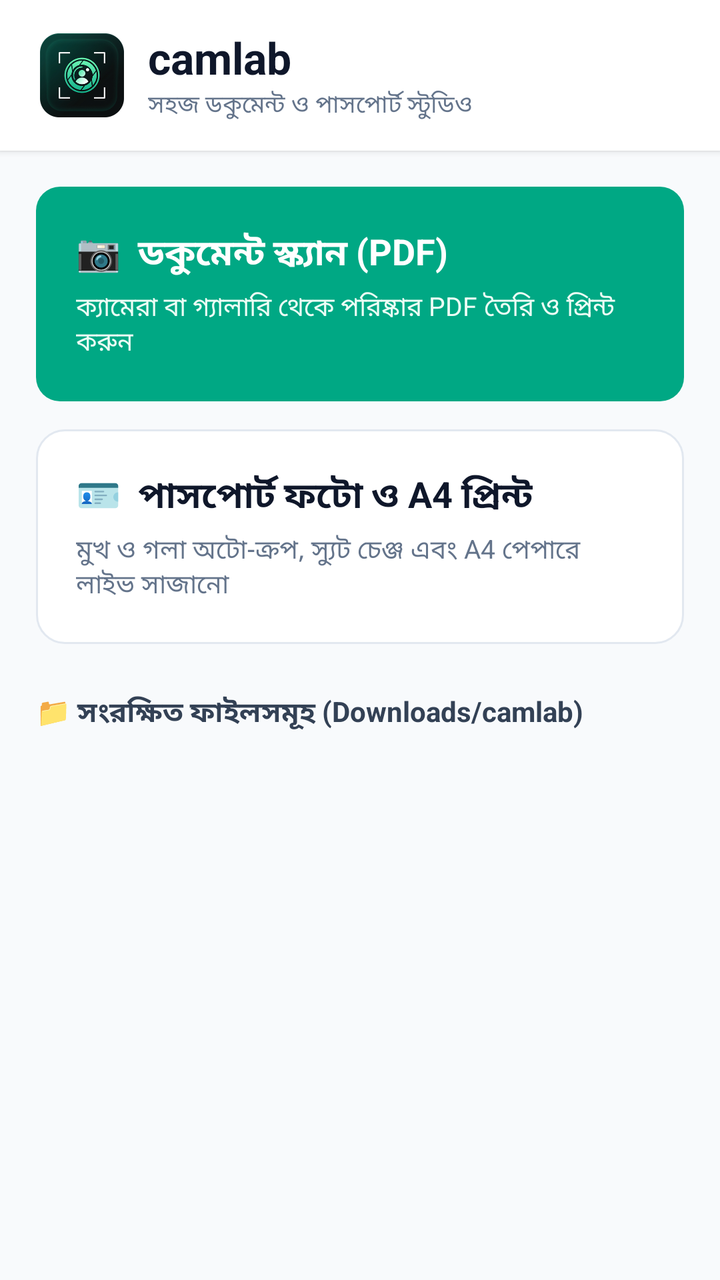
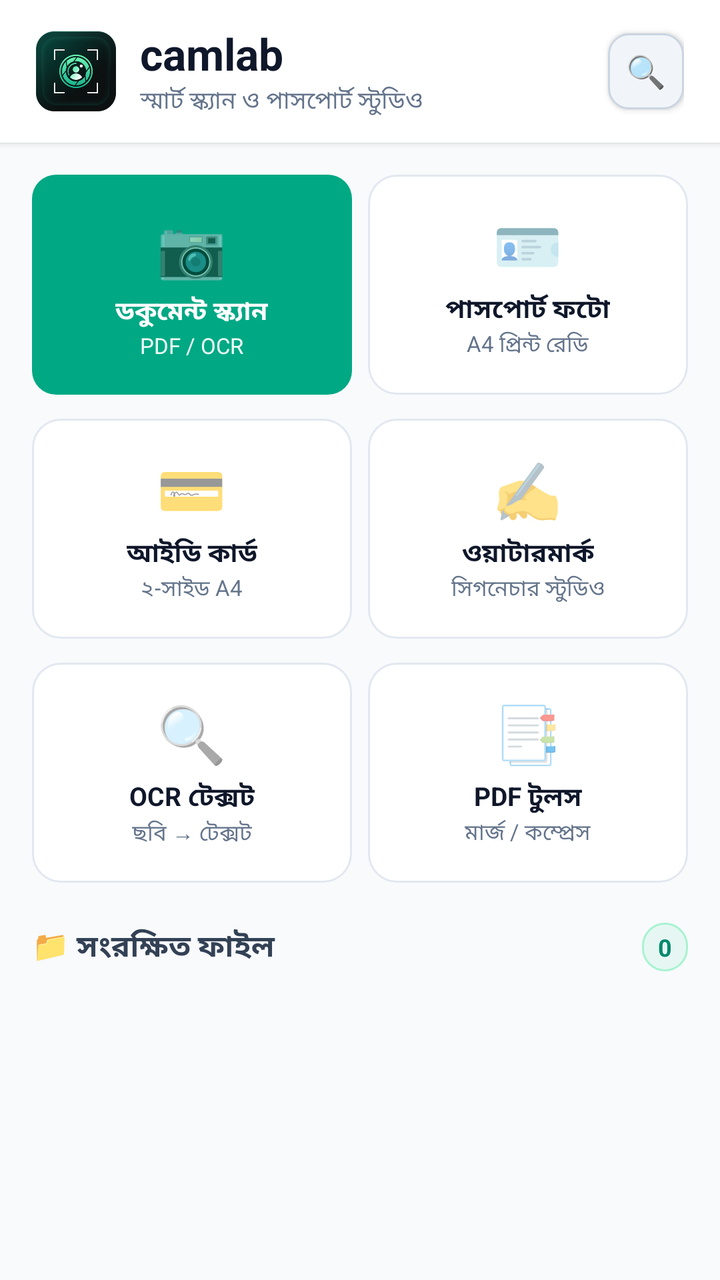

The first picture is an Android layout as it rendered before a commit; the second is the same layout after the commit. The layout source and the unified diff follow.
<!-- AndroidManifest.xml: application theme Theme.CamScannerPro -->
<!-- res/layout/activity_main.xml -->
<?xml version="1.0" encoding="utf-8"?>
<LinearLayout xmlns:android="http://schemas.android.com/apk/res/android"
    android:layout_width="match_parent"
    android:layout_height="match_parent"
    android:orientation="vertical"
    android:fitsSystemWindows="true"
    android:background="#F8FAFC">

    
    <LinearLayout
        android:layout_width="match_parent"
        android:layout_height="wrap_content"
        android:background="#FFFFFF"
        android:paddingHorizontal="20dp"
        android:paddingVertical="14dp"
        android:gravity="center_vertical"
        android:elevation="2dp">

        <ImageView
            android:layout_width="42dp"
            android:layout_height="42dp"
            android:src="@drawable/ic_camlab_logo"
            android:contentDescription="camlab" />

        <LinearLayout
            android:layout_width="0dp"
            android:layout_height="wrap_content"
            android:layout_weight="1"
            android:layout_marginStart="12dp"
            android:orientation="vertical">

            <TextView
                android:layout_width="wrap_content"
                android:layout_height="wrap_content"
                android:text="camlab"
                android:textColor="#0F172A"
                android:textSize="22sp"
                android:textStyle="bold" />

            <TextView
                android:layout_width="wrap_content"
                android:layout_height="wrap_content"
                android:text="সহজ ডকুমেন্ট ও পাসপোর্ট স্টুডিও"
                android:textColor="#64748B"
                android:textSize="12sp" />
        </LinearLayout>
    </LinearLayout>

    <ScrollView
        android:layout_width="match_parent"
        android:layout_height="match_parent"
        android:fillViewport="true">

        <LinearLayout
            android:layout_width="match_parent"
            android:layout_height="wrap_content"
            android:orientation="vertical"
            android:padding="18dp">

            
            <LinearLayout
                android:id="@+id/card_doc_scan"
                android:layout_width="match_parent"
                android:layout_height="wrap_content"
                android:background="@drawable/bg_btn_primary"
                android:padding="20dp"
                android:orientation="vertical"
                android:clickable="true"
                android:focusable="true">

                <TextView
                    android:layout_width="wrap_content"
                    android:layout_height="wrap_content"
                    android:text="📷  ডকুমেন্ট স্ক্যান (PDF)"
                    android:textColor="#FFFFFF"
                    android:textSize="18sp"
                    android:textStyle="bold" />

                <TextView
                    android:layout_width="wrap_content"
                    android:layout_height="wrap_content"
                    android:layout_marginTop="4dp"
                    android:text="ক্যামেরা বা গ্যালারি থেকে পরিষ্কার PDF তৈরি ও প্রিন্ট করুন"
                    android:textColor="#ECFDF5"
                    android:textSize="13sp" />
            </LinearLayout>

            <LinearLayout
                android:id="@+id/card_passport_studio"
                android:layout_width="match_parent"
                android:layout_height="wrap_content"
                android:layout_marginTop="14dp"
                android:background="@drawable/bg_card"
                android:padding="20dp"
                android:orientation="vertical"
                android:clickable="true"
                android:focusable="true">

                <TextView
                    android:layout_width="wrap_content"
                    android:layout_height="wrap_content"
                    android:text="🪪  পাসপোর্ট ফটো ও A4 প্রিন্ট"
                    android:textColor="#0F172A"
                    android:textSize="18sp"
                    android:textStyle="bold" />

                <TextView
                    android:layout_width="wrap_content"
                    android:layout_height="wrap_content"
                    android:layout_marginTop="4dp"
                    android:text="মুখ ও গলা অটো-ক্রপ, স্যুট চেঞ্জ এবং A4 পেপারে লাইভ সাজানো"
                    android:textColor="#64748B"
                    android:textSize="13sp" />
            </LinearLayout>

            
            <TextView
                android:layout_width="wrap_content"
                android:layout_height="wrap_content"
                android:layout_marginTop="24dp"
                android:layout_marginBottom="10dp"
                android:text="📁 সংরক্ষিত ফাইলসমূহ (Downloads/camlab)"
                android:textColor="#334155"
                android:textSize="14sp"
                android:textStyle="bold" />

            <LinearLayout
                android:id="@+id/saved_files_container"
                android:layout_width="match_parent"
                android:layout_height="wrap_content"
                android:orientation="vertical" />
        </LinearLayout>
    </ScrollView>
</LinearLayout>
<!-- resources referenced by this layout -->
<resources>
  <!-- drawable bg_btn_primary (drawable) -->
  <?xml version="1.0" encoding="utf-8"?>
  <shape xmlns:android="http://schemas.android.com/apk/res/android" android:shape="rectangle">
      <solid android:color="#00A884" />
      <corners android:radius="12dp" />
  </shape>
  <!-- drawable bg_card (drawable) -->
  <?xml version="1.0" encoding="utf-8"?>
  <shape xmlns:android="http://schemas.android.com/apk/res/android" android:shape="rectangle">
      <solid android:color="#FFFFFF" />
      <corners android:radius="14dp" />
      <stroke android:width="1dp" android:color="#E2E8F0" />
  </shape>
  <!-- drawable ic_camlab_logo: png bitmap (drawable, 90213 bytes) -->
  <style name="Theme.CamScannerPro" parent="Theme.MaterialComponents.Light.NoActionBar">
          <item name="colorPrimary">#00A884</item>
          <item name="colorPrimaryDark">#00896C</item>
          <item name="colorAccent">#00A884</item>
          <item name="android:statusBarColor">#00896C</item>
          <item name="android:textAllCaps">false</item>
      </style>
</resources>

<!-- the commit's change to res/layout/activity_main.xml (unified diff, before → after) -->
@@ -11,14 +11,14 @@
         android:layout_width="match_parent"
         android:layout_height="wrap_content"
         android:background="#FFFFFF"
-        android:paddingHorizontal="20dp"
-        android:paddingVertical="14dp"
+        android:paddingHorizontal="18dp"
+        android:paddingVertical="12dp"
         android:gravity="center_vertical"
         android:elevation="2dp">
 
         <ImageView
-            android:layout_width="42dp"
-            android:layout_height="42dp"
+            android:layout_width="40dp"
+            android:layout_height="40dp"
             android:src="@drawable/ic_camlab_logo"
             android:contentDescription="camlab" />
 
@@ -40,10 +40,21 @@
             <TextView
                 android:layout_width="wrap_content"
                 android:layout_height="wrap_content"
-                android:text="সহজ ডকুমেন্ট ও পাসপোর্ট স্টুডিও"
+                android:text="স্মার্ট স্ক্যান ও পাসপোর্ট স্টুডিও"
                 android:textColor="#64748B"
                 android:textSize="12sp" />
         </LinearLayout>
+
+        
+        <androidx.appcompat.widget.AppCompatButton
+            android:id="@+id/btn_search"
+            android:layout_width="38dp"
+            android:layout_height="38dp"
+            android:text="🔍"
+            android:textSize="16sp"
+            android:textAllCaps="false"
+            android:background="@drawable/bg_btn_outline"
+            android:padding="0dp" />
     </LinearLayout>
 
     <ScrollView
@@ -55,80 +66,301 @@
             android:layout_width="match_parent"
             android:layout_height="wrap_content"
             android:orientation="vertical"
-            android:padding="18dp">
-
-            
-            <LinearLayout
-                android:id="@+id/card_doc_scan"
-                android:layout_width="match_parent"
-                android:layout_height="wrap_content"
-                android:background="@drawable/bg_btn_primary"
-                android:padding="20dp"
-                android:orientation="vertical"
-                android:clickable="true"
-                android:focusable="true">
+            android:padding="16dp">
+
+            
+            
+            <LinearLayout
+                android:layout_width="match_parent"
+                android:layout_height="wrap_content"
+                android:orientation="horizontal"
+                android:layout_marginBottom="12dp">
+
+                
+                <LinearLayout
+                    android:id="@+id/card_doc_scan"
+                    android:layout_width="0dp"
+                    android:layout_height="110dp"
+                    android:layout_weight="1"
+                    android:layout_marginEnd="8dp"
+                    android:background="@drawable/bg_btn_primary"
+                    android:padding="16dp"
+                    android:orientation="vertical"
+                    android:gravity="center"
+                    android:clickable="true"
+                    android:focusable="true">
+
+                    <TextView
+                        android:layout_width="wrap_content"
+                        android:layout_height="wrap_content"
+                        android:text="📷"
+                        android:textSize="28sp" />
+
+                    <TextView
+                        android:layout_width="wrap_content"
+                        android:layout_height="wrap_content"
+                        android:layout_marginTop="4dp"
+                        android:text="ডকুমেন্ট স্ক্যান"
+                        android:textColor="#FFFFFF"
+                        android:textSize="13sp"
+                        android:textStyle="bold"
+                        android:gravity="center" />
+
+                    <TextView
+                        android:layout_width="wrap_content"
+                        android:layout_height="wrap_content"
+                        android:text="PDF / OCR"
+                        android:textColor="#ECFDF5"
+                        android:textSize="11sp"
+                        android:gravity="center" />
+                </LinearLayout>
+
+                
+                <LinearLayout
+                    android:id="@+id/card_passport_studio"
+                    android:layout_width="0dp"
+                    android:layout_height="110dp"
+                    android:layout_weight="1"
+                    android:background="@drawable/bg_card"
+                    android:padding="16dp"
+                    android:orientation="vertical"
+                    android:gravity="center"
+                    android:clickable="true"
+                    android:focusable="true">
+
+                    <TextView
+                        android:layout_width="wrap_content"
+                        android:layout_height="wrap_content"
+                        android:text="🪪"
+                        android:textSize="28sp" />
+
+                    <TextView
+                        android:layout_width="wrap_content"
+                        android:layout_height="wrap_content"
+                        android:layout_marginTop="4dp"
+                        android:text="পাসপোর্ট ফটো"
+                        android:textColor="#0F172A"
+                        android:textSize="13sp"
+                        android:textStyle="bold"
+                        android:gravity="center" />
+
+                    <TextView
+                        android:layout_width="wrap_content"
+                        android:layout_height="wrap_content"
+                        android:text="A4 প্রিন্ট রেডি"
+                        android:textColor="#64748B"
+                        android:textSize="11sp"
+                        android:gravity="center" />
+                </LinearLayout>
+            </LinearLayout>
+
+            
+            <LinearLayout
+                android:layout_width="match_parent"
+                android:layout_height="wrap_content"
+                android:orientation="horizontal"
+                android:layout_marginBottom="12dp">
+
+                
+                <LinearLayout
+                    android:id="@+id/card_id_card"
+                    android:layout_width="0dp"
+                    android:layout_height="110dp"
+                    android:layout_weight="1"
+                    android:layout_marginEnd="8dp"
+                    android:background="@drawable/bg_card"
+                    android:padding="16dp"
+                    android:orientation="vertical"
+                    android:gravity="center"
+                    android:clickable="true"
+                    android:focusable="true">
+
+                    <TextView
+                        android:layout_width="wrap_content"
+                        android:layout_height="wrap_content"
+                        android:text="💳"
+                        android:textSize="28sp" />
+
+                    <TextView
+                        android:layout_width="wrap_content"
+                        android:layout_height="wrap_content"
+                        android:layout_marginTop="4dp"
+                        android:text="আইডি কার্ড"
+                        android:textColor="#0F172A"
+                        android:textSize="13sp"
+                        android:textStyle="bold"
+                        android:gravity="center" />
+
+                    <TextView
+                        android:layout_width="wrap_content"
+                        android:layout_height="wrap_content"
+                        android:text="২-সাইড A4"
+                        android:textColor="#64748B"
+                        android:textSize="11sp"
+                        android:gravity="center" />
+                </LinearLayout>
+
+                
+                <LinearLayout
+                    android:id="@+id/card_watermark"
+                    android:layout_width="0dp"
+                    android:layout_height="110dp"
+                    android:layout_weight="1"
+                    android:background="@drawable/bg_card"
+                    android:padding="16dp"
+                    android:orientation="vertical"
+                    android:gravity="center"
+                    android:clickable="true"
+                    android:focusable="true">
+
+                    <TextView
+                        android:layout_width="wrap_content"
+                        android:layout_height="wrap_content"
+                        android:text="✍️"
+                        android:textSize="28sp" />
+
+                    <TextView
+                        android:layout_width="wrap_content"
+                        android:layout_height="wrap_content"
+                        android:layout_marginTop="4dp"
+                        android:text="ওয়াটারমার্ক"
+                        android:textColor="#0F172A"
+                        android:textSize="13sp"
+                        android:textStyle="bold"
+                        android:gravity="center" />
+
+                    <TextView
+                        android:layout_width="wrap_content"
+                        android:layout_height="wrap_content"
+                        android:text="সিগনেচার স্টুডিও"
+                        android:textColor="#64748B"
+                        android:textSize="11sp"
+                        android:gravity="center" />
+                </LinearLayout>
+            </LinearLayout>
+
+            
+            <LinearLayout
+                android:layout_width="match_parent"
+                android:layout_height="wrap_content"
+                android:orientation="horizontal"
+                android:layout_marginBottom="20dp">
+
+                
+                <LinearLayout
+                    android:id="@+id/card_ocr"
+                    android:layout_width="0dp"
+                    android:layout_height="110dp"
+                    android:layout_weight="1"
+                    android:layout_marginEnd="8dp"
+                    android:background="@drawable/bg_card"
+                    android:padding="16dp"
+                    android:orientation="vertical"
+                    android:gravity="center"
+                    android:clickable="true"
+                    android:focusable="true">
+
+                    <TextView
+                        android:layout_width="wrap_content"
+                        android:layout_height="wrap_content"
+                        android:text="🔍"
+                        android:textSize="28sp" />
+
+                    <TextView
+                        android:layout_width="wrap_content"
+                        android:layout_height="wrap_content"
+                        android:layout_marginTop="4dp"
+                        android:text="OCR টেক্সট"
+                        android:textColor="#0F172A"
+                        android:textSize="13sp"
+                        android:textStyle="bold"
+                        android:gravity="center" />
+
+                    <TextView
+                        android:layout_width="wrap_content"
+                        android:layout_height="wrap_content"
+                        android:text="ছবি → টেক্সট"
+                        android:textColor="#64748B"
+                        android:textSize="11sp"
+                        android:gravity="center" />
+                </LinearLayout>
+
+                
+                <LinearLayout
+                    android:id="@+id/card_pdf_tools"
+                    android:layout_width="0dp"
+                    android:layout_height="110dp"
+                    android:layout_weight="1"
+                    android:background="@drawable/bg_card"
+                    android:padding="16dp"
+                    android:orientation="vertical"
+                    android:gravity="center"
+                    android:clickable="true"
+                    android:focusable="true">
+
+                    <TextView
+                        android:layout_width="wrap_content"
+                        android:layout_height="wrap_content"
+                        android:text="📑"
+                        android:textSize="28sp" />
+
+                    <TextView
+                        android:layout_width="wrap_content"
+                        android:layout_height="wrap_content"
+                        android:layout_marginTop="4dp"
+                        android:text="PDF টুলস"
+                        android:textColor="#0F172A"
+                        android:textSize="13sp"
+                        android:textStyle="bold"
+                        android:gravity="center" />
+
+                    <TextView
+                        android:layout_width="wrap_content"
+                        android:layout_height="wrap_content"
+                        android:text="মার্জ / কম্প্রেস"
+                        android:textColor="#64748B"
+                        android:textSize="11sp"
+                        android:gravity="center" />
+                </LinearLayout>
+            </LinearLayout>
+
+            
+            <LinearLayout
+                android:layout_width="match_parent"
+                android:layout_height="wrap_content"
+                android:orientation="horizontal"
+                android:gravity="center_vertical"
+                android:layout_marginBottom="10dp">
 
                 <TextView
+                    android:layout_width="0dp"
+                    android:layout_height="wrap_content"
+                    android:layout_weight="1"
+                    android:text="📁 সংরক্ষিত ফাইল"
+                    android:textColor="#334155"
+                    android:textSize="15sp"
+                    android:textStyle="bold" />
+
+                <TextView
+                    android:id="@+id/tv_file_count"
                     android:layout_width="wrap_content"
                     android:layout_height="wrap_content"
-                    android:text="📷  ডকুমেন্ট স্ক্যান (PDF)"
-                    android:textColor="#FFFFFF"
-                    android:textSize="18sp"
-                    android:textStyle="bold" />
-
-                <TextView
-                    android:layout_width="wrap_content"
-                    android:layout_height="wrap_content"
-                    android:layout_marginTop="4dp"
-                    android:text="ক্যামেরা বা গ্যালারি থেকে পরিষ্কার PDF তৈরি ও প্রিন্ট করুন"
-                    android:textColor="#ECFDF5"
-                    android:textSize="13sp" />
+                    android:background="@drawable/bg_chip"
+                    android:paddingHorizontal="8dp"
+                    android:paddingVertical="4dp"
+                    android:text="0"
+                    android:textColor="#00896C"
+                    android:textStyle="bold"
+                    android:textSize="12sp" />
             </LinearLayout>
 
-            <LinearLayout
-                android:id="@+id/card_passport_studio"
-                android:layout_width="match_parent"
-                android:layout_height="wrap_content"
-                android:layout_marginTop="14dp"
-                android:background="@drawable/bg_card"
-                android:padding="20dp"
-                android:orientation="vertical"
-                android:clickable="true"
-                android:focusable="true">
-
-                <TextView
-                    android:layout_width="wrap_content"
-                    android:layout_height="wrap_content"
-                    android:text="🪪  পাসপোর্ট ফটো ও A4 প্রিন্ট"
-                    android:textColor="#0F172A"
-                    android:textSize="18sp"
-                    android:textStyle="bold" />
-
-                <TextView
-                    android:layout_width="wrap_content"
-                    android:layout_height="wrap_content"
-                    android:layout_marginTop="4dp"
-                    android:text="মুখ ও গলা অটো-ক্রপ, স্যুট চেঞ্জ এবং A4 পেপারে লাইভ সাজানো"
-                    android:textColor="#64748B"
-                    android:textSize="13sp" />
-            </LinearLayout>
-
-            
-            <TextView
-                android:layout_width="wrap_content"
-                android:layout_height="wrap_content"
-                android:layout_marginTop="24dp"
-                android:layout_marginBottom="10dp"
-                android:text="📁 সংরক্ষিত ফাইলসমূহ (Downloads/camlab)"
-                android:textColor="#334155"
-                android:textSize="14sp"
-                android:textStyle="bold" />
-
+            
             <LinearLayout
                 android:id="@+id/saved_files_container"
                 android:layout_width="match_parent"
                 android:layout_height="wrap_content"
                 android:orientation="vertical" />
+
         </LinearLayout>
     </ScrollView>
 </LinearLayout>
<!-- resource entries referenced after the edit -->
@@ -1,5 +1,12 @@
 <!-- resources referenced by this layout -->
 <resources>
+  <!-- drawable bg_btn_outline (drawable) -->
+  <?xml version="1.0" encoding="utf-8"?>
+  <shape xmlns:android="http://schemas.android.com/apk/res/android" android:shape="rectangle">
+      <solid android:color="#F1F5F9" />
+      <corners android:radius="10dp" />
+      <stroke android:width="1dp" android:color="#CBD5E1" />
+  </shape>
   <!-- drawable bg_btn_primary (drawable) -->
   <?xml version="1.0" encoding="utf-8"?>
   <shape xmlns:android="http://schemas.android.com/apk/res/android" android:shape="rectangle">
@@ -13,6 +20,13 @@
       <corners android:radius="14dp" />
       <stroke android:width="1dp" android:color="#E2E8F0" />
   </shape>
+  <!-- drawable bg_chip (drawable) -->
+  <?xml version="1.0" encoding="utf-8"?>
+  <shape xmlns:android="http://schemas.android.com/apk/res/android" android:shape="rectangle">
+      <solid android:color="#E6F7F3" />
+      <corners android:radius="20dp" />
+      <stroke android:width="1dp" android:color="#A7F3D0" />
+  </shape>
   <!-- drawable ic_camlab_logo: png bitmap (drawable, 90213 bytes) -->
   <style name="Theme.CamScannerPro" parent="Theme.MaterialComponents.Light.NoActionBar">
           <item name="colorPrimary">#00A884</item>
